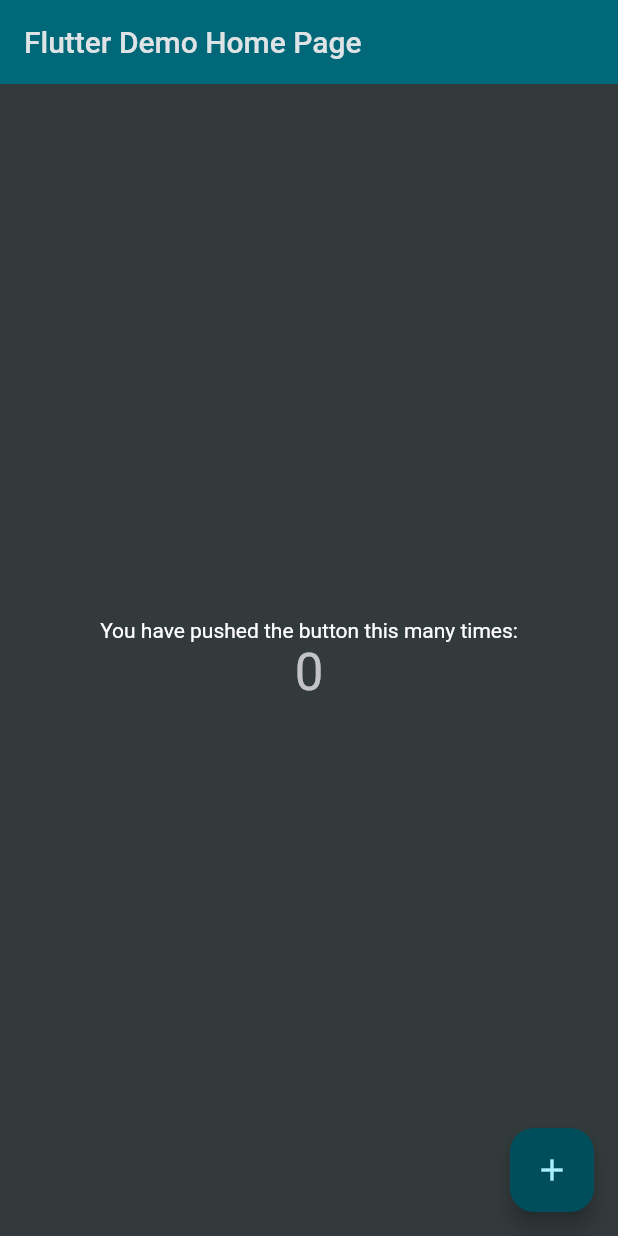
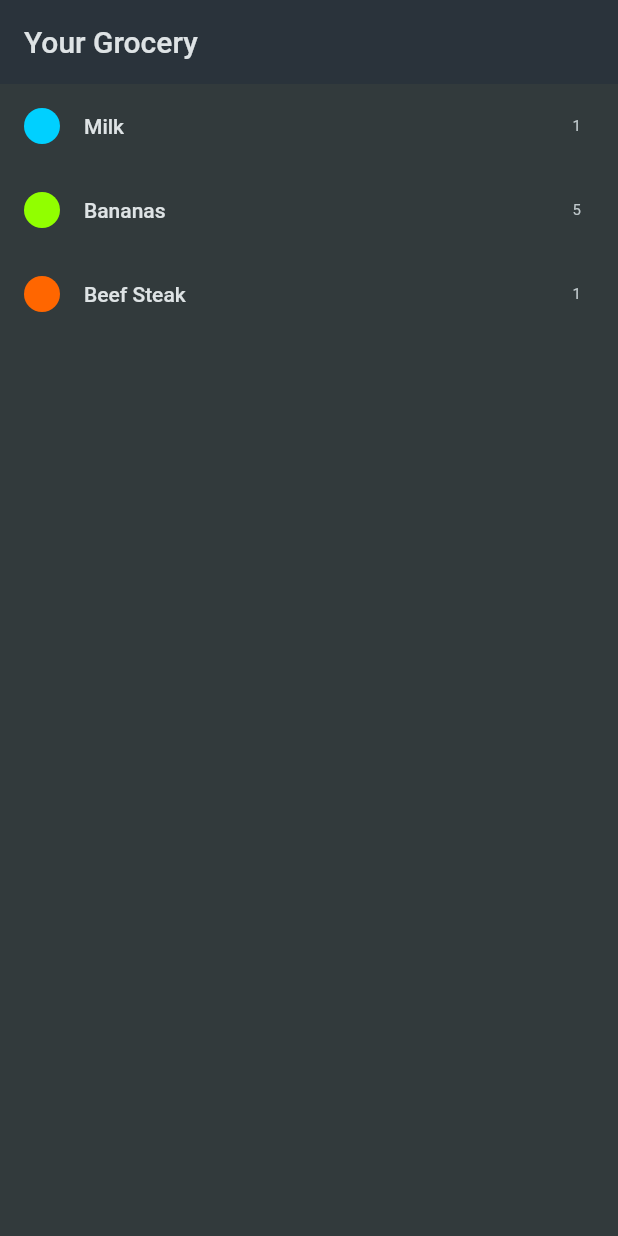
Before and after one commit to JoaoVitorLima242/shopping_list_flutter, a Flutter app: the screen it shows after launch, on a phone screen of 412 x 824 dp. Run offline on Flutter 3.47's test engine with Material 2 defaults, Android fonts, the phone set to English and light mode, and no system bars.

Commit message:
create Your Grocery screen

```diff
--- /dev/null
+++ b/lib/features/grocery/your_grocery_screen.dart
@@ -0,0 +1,27 @@
+import 'package:flutter/material.dart';
+import 'package:shopping_list/data/dummy_item.dart';
+
+class YourGroceryScreen extends StatelessWidget {
+  const YourGroceryScreen({super.key});
+
+  @override
+  Widget build(BuildContext context) {
+    return Scaffold(
+      appBar: AppBar(title: const Text('Your Grocery')),
+      body: ListView.builder(
+        itemCount: groceryItems.length,
+        itemBuilder: (context, index) => ListTile(
+          title: Text(groceryItems[index].name),
+          leading: Container(
+            width: 24,
+            height: 24,
+            decoration: BoxDecoration(
+                color: groceryItems[index].category.color,
+                shape: BoxShape.circle),
+          ),
+          trailing: Text(groceryItems[index].quantity.toString()),
+        ),
+      ),
+    );
+  }
+}
--- a/lib/main.dart
+++ b/lib/main.dart
@@ -1,4 +1,5 @@
 import 'package:flutter/material.dart';
+import 'package:shopping_list/features/grocery/your_grocery_screen.dart';
 
 void main() {
   runApp(const MyApp());
@@ -21,95 +22,7 @@ class MyApp extends StatelessWidget {
         ),
         scaffoldBackgroundColor: const Color.fromARGB(255, 50, 58, 60),
       ),
-      home: const MyHomePage(title: 'Flutter Demo Home Page'),
+      home: const YourGroceryScreen(),
     );
   }
 }
-
-class MyHomePage extends StatefulWidget {
-  const MyHomePage({super.key, required this.title});
-
-  // This widget is the home page of your application. It is stateful, meaning
-  // that it has a State object (defined below) that contains fields that affect
-  // how it looks.
-
-  // This class is the configuration for the state. It holds the values (in this
-  // case the title) provided by the parent (in this case the App widget) and
-  // used by the build method of the State. Fields in a Widget subclass are
-  // always marked "final".
-
-  final String title;
-
-  @override
-  State<MyHomePage> createState() => _MyHomePageState();
-}
-
-class _MyHomePageState extends State<MyHomePage> {
-  int _counter = 0;
-
-  void _incrementCounter() {
-    setState(() {
-      // This call to setState tells the Flutter framework that something has
-      // changed in this State, which causes it to rerun the build method below
-      // so that the display can reflect the updated values. If we changed
-      // _counter without calling setState(), then the build method would not be
-      // called again, and so nothing would appear to happen.
-      _counter++;
-    });
-  }
-
-  @override
-  Widget build(BuildContext context) {
-    // This method is rerun every time setState is called, for instance as done
-    // by the _incrementCounter method above.
-    //
-    // The Flutter framework has been optimized to make rerunning build methods
-    // fast, so that you can just rebuild anything that needs updating rather
-    // than having to individually change instances of widgets.
-    return Scaffold(
-      appBar: AppBar(
-        // TRY THIS: Try changing the color here to a specific color (to
-        // Colors.amber, perhaps?) and trigger a hot reload to see the AppBar
-        // change color while the other colors stay the same.
-        backgroundColor: Theme.of(context).colorScheme.inversePrimary,
-        // Here we take the value from the MyHomePage object that was created by
-        // the App.build method, and use it to set our appbar title.
-        title: Text(widget.title),
-      ),
-      body: Center(
-        // Center is a layout widget. It takes a single child and positions it
-        // in the middle of the parent.
-        child: Column(
-          // Column is also a layout widget. It takes a list of children and
-          // arranges them vertically. By default, it sizes itself to fit its
-          // children horizontally, and tries to be as tall as its parent.
-          //
-          // Column has various properties to control how it sizes itself and
-          // how it positions its children. Here we use mainAxisAlignment to
-          // center the children vertically; the main axis here is the vertical
-          // axis because Columns are vertical (the cross axis would be
-          // horizontal).
-          //
-          // TRY THIS: Invoke "debug painting" (choose the "Toggle Debug Paint"
-          // action in the IDE, or press "p" in the console), to see the
-          // wireframe for each widget.
-          mainAxisAlignment: MainAxisAlignment.center,
-          children: <Widget>[
-            const Text(
-              'You have pushed the button this many times:',
-            ),
-            Text(
-              '$_counter',
-              style: Theme.of(context).textTheme.headlineMedium,
-            ),
-          ],
-        ),
-      ),
-      floatingActionButton: FloatingActionButton(
-        onPressed: _incrementCounter,
-        tooltip: 'Increment',
-        child: const Icon(Icons.add),
-      ), // This trailing comma makes auto-formatting nicer for build methods.
-    );
-  }
-}
```
